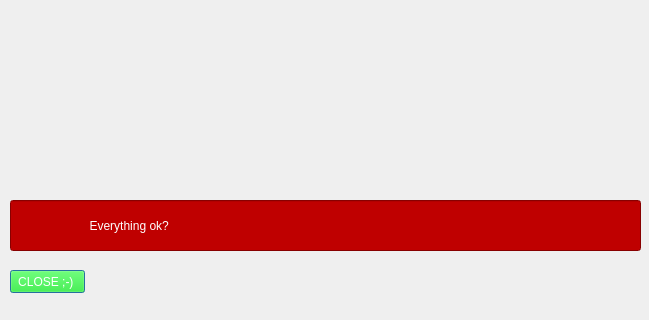
Above: egg2.ui from fayezbk/Person before the change; both pictures show x 0 to 649 and y 650 to 970 of the 649 by 970 pixel window. Below: the same form after it.
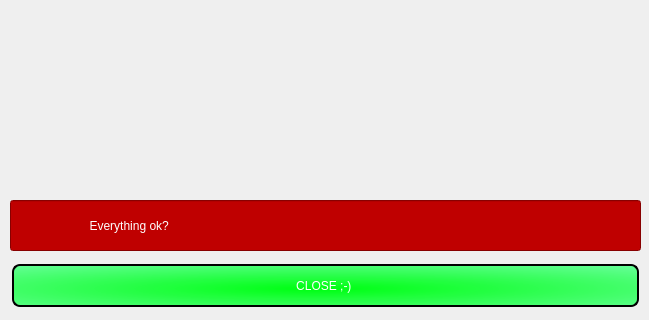
That is the form after the change.

```diff
--- a/egg2.ui
+++ b/egg2.ui
@@ -20,15 +20,25 @@
    <property name="geometry">
     <rect>
      <x>10</x>
-     <y>920</y>
-     <width>75</width>
-     <height>23</height>
+     <y>910</y>
+     <width>631</width>
+     <height>51</height>
     </rect>
    </property>
    <property name="styleSheet">
-    <string notr="true">background-color: rgb(0, 255, 0);
-color: rgb(255, 255, 255);
-font: 8pt &quot;Elephant&quot;;</string>
+    <string notr="true">font: 8pt &quot;Elephant&quot;;
+background-color: qradialgradient(spread:reflect, cx:0.477682, cy:0.586, radius:1.325, fx:0.488682, fy:0.58, stop:0.0170455 rgba(0, 255, 21, 255), stop:1 rgba(170, 255, 255, 214));
+color:#ffffff;
+ border: 2px solid #00ff00;
+border-color:#000000;
+ padding: 10px;
+  text-align: center;
+  text-decoration: none;
+  display: inline-block;
+  font-size: 12px;
+  margin: 4px 2px;
+cursor: pointer;
+border-radius: 8px;</string>
    </property>
    <property name="text">
     <string>CLOSE ;-) </string>
```
